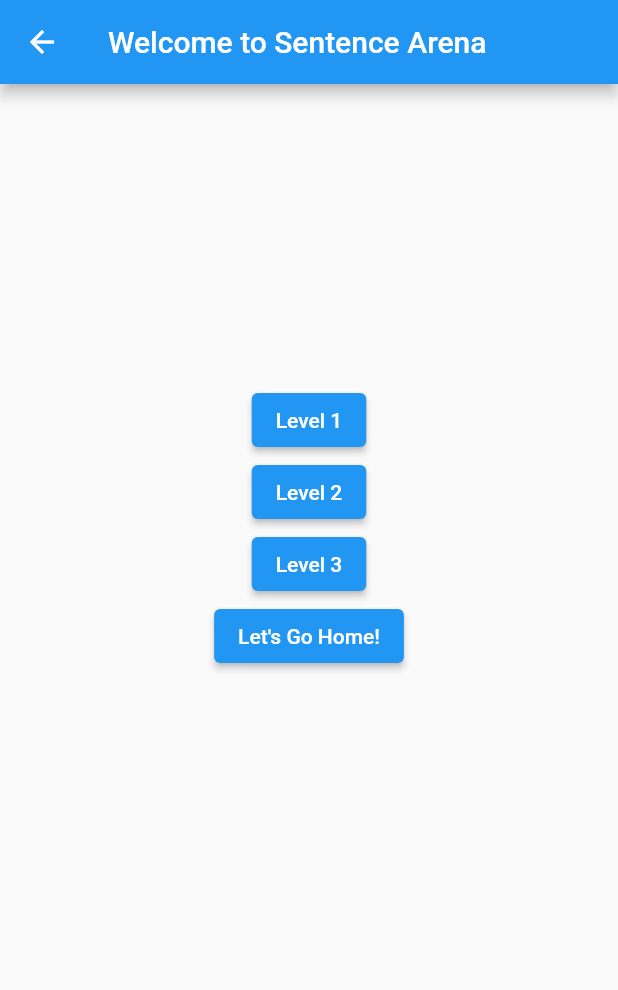
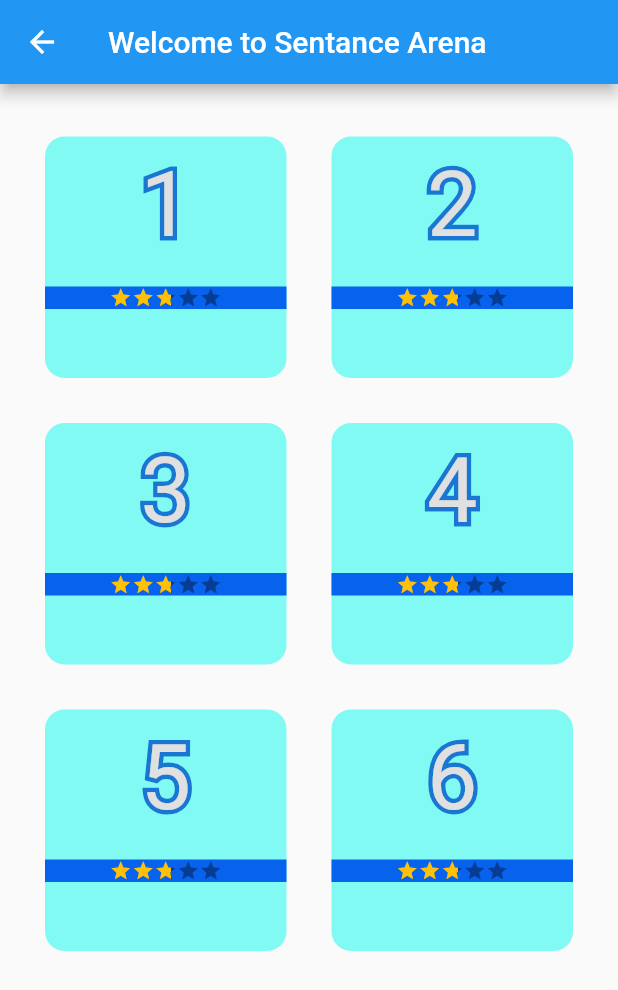
Before and after one commit to rishabhsingh20/speech-train, a Flutter app: the Home screen opened directly, after a tap on "Practice Sentences", on a phone screen of 412 x 824 dp. Shown: the top 990 px of the screen. Run offline on Flutter 3.47's test engine with Material 2 defaults, Android fonts, the phone set to English and light mode, and no system bars; drawn by our look-alikes of flutter_rating_bar; our stand-ins replace permission_handler; missing offline and left inert: flutter_sound, record.

Commit message:
improved levels page

```diff
--- a/lib/home.dart
+++ b/lib/home.dart
@@ -1,4 +1,5 @@
 import 'package:flutter/material.dart';
+import 'package:flutter_application_1/levels.dart';
 import 'package:flutter_application_1/screen/sentance.dart';
 
 class Home extends StatefulWidget {
@@ -47,7 +48,9 @@ class _HomeState extends State<Home> {
                       Navigator.push(
                         context,
                         MaterialPageRoute(
-                            builder: (context) => const FirstRoute()),
+                            builder: (context) => const GameMode(
+                                  mode: "Word",
+                                )),
                       );
                     },
                     child: Text(
@@ -69,7 +72,9 @@ class _HomeState extends State<Home> {
                       Navigator.push(
                         context,
                         MaterialPageRoute(
-                            builder: (context) => const SecondRoute()),
+                            builder: (context) => const GameMode(
+                                  mode: "Sentance",
+                                )),
                       );
                     },
                     child: Text(
@@ -101,7 +106,7 @@ class FirstRoute extends StatelessWidget {
         ),
         body: Center(
           child: Padding(
-              padding: EdgeInsets.fromLTRB(0, 200, 0, 0),
+              padding: EdgeInsets.fromLTRB(0, 10, 0, 0),
               child: Column(
                 children: <Widget>[
                   ElevatedButton(
@@ -148,48 +153,31 @@ class FirstRoute extends StatelessWidget {
   }
 }
 
-class SecondRoute extends StatelessWidget {
-  const SecondRoute({Key? key}) : super(key: key);
-
+class GameMode extends StatelessWidget {
+  const GameMode({Key? key, required this.mode}) : super(key: key);
+  final String mode;
   @override
   Widget build(BuildContext context) {
     return Scaffold(
         appBar: AppBar(
-          title: const Text('Welcome to Sentence Arena'),
+          title: Text('Welcome to $mode Arena'),
         ),
         body: Center(
           child: Padding(
-              padding: EdgeInsets.fromLTRB(0, 200, 0, 0),
-              child: Column(
-                children: <Widget>[
-                  ElevatedButton(
-                    onPressed: () {
-                      // Navigator.pop(context);
-                      // Navigate back to first route when tapped.
-                    },
-                    child: const Text('Level 1'),
-                  ),
-                  ElevatedButton(
-                    onPressed: () {
-                      // Navigator.pop(context);
-                      // Navigate back to first route when tapped.
-                    },
-                    child: const Text('Level 2'),
-                  ),
-                  ElevatedButton(
-                    onPressed: () {
-                      // Navigator.pop(context);
-                      // Navigate back to first route when tapped.
-                    },
-                    child: const Text('Level 3'),
-                  ),
-                  ElevatedButton(
-                    onPressed: () {
-                      Navigator.pop(context);
-                      // Navigate back to first route when tapped.
-                    },
-                    child: const Text('Let\'s Go Home!'),
-                  ),
+              padding: EdgeInsets.fromLTRB(0, 5, 0, 0),
+              child: GridView.count(
+                primary: false,
+                padding: const EdgeInsets.all(20),
+                crossAxisSpacing: 10,
+                mainAxisSpacing: 10,
+                crossAxisCount: 2,
+                children: const <Widget>[
+                  Level(level: 1),
+                  Level(level: 2),
+                  Level(level: 3),
+                  Level(level: 4),
+                  Level(level: 5),
+                  Level(level: 6),
                 ],
               )),
         ));
--- /dev/null
+++ b/lib/levels.dart
@@ -0,0 +1,71 @@
+import 'package:flutter/material.dart';
+import 'package:flutter_application_1/screen/sentance.dart';
+import 'package:flutter_rating_bar/flutter_rating_bar.dart';
+
+class Level extends StatelessWidget {
+  const Level({Key? key, required this.level}) : super(key: key);
+  final int level;
+  @override
+  Widget build(BuildContext context) {
+    //  widget.level; //access variable in the stateful widget above
+    return GestureDetector(
+        onTap: () {
+          Navigator.push(
+            context,
+            MaterialPageRoute(builder: (context) => const Sentance()),
+          );
+        },
+        child: Container(
+            alignment: Alignment.bottomCenter,
+            decoration: BoxDecoration(
+              borderRadius: BorderRadius.circular(13),
+              color: Color.fromARGB(255, 130, 250, 244),
+            ),
+            width: 80.0,
+            height: 80.0,
+            margin: const EdgeInsets.all(10.0),
+            padding: EdgeInsets.fromLTRB(0, 10, 0, 0),
+            child: Column(children: <Widget>[
+              Stack(
+                children: <Widget>[
+                  // Stroked text as border.
+                  Text(
+                    "$level",
+                    style: TextStyle(
+                      fontSize: 60,
+                      foreground: Paint()
+                        ..style = PaintingStyle.stroke
+                        ..strokeWidth = 6
+                        ..color = Colors.blue[700]!,
+                    ),
+                  ),
+                  // Solid text as fill.
+                  Text(
+                    '$level',
+                    style: TextStyle(
+                      fontSize: 60,
+                      color: Colors.grey[300],
+                    ),
+                  ),
+                ],
+              ),
+              Container(
+                  margin: EdgeInsets.fromLTRB(0, 20, 0, 0),
+                  alignment: Alignment.bottomCenter,
+                  color: Color.fromARGB(255, 7, 99, 238),
+                  child: RatingBarIndicator(
+                    rating: 2.75,
+                    itemBuilder: (context, index) => Icon(
+                      Icons.star,
+                      color: Colors.amber,
+                    ),
+                    itemCount: 5,
+                    itemSize: 15.0,
+                    // direction: Axis.horizontal,
+                    // itemPadding: EdgeInsets.fromLTRB(0, 3, 0, 0),
+                  )),
+            ])
+            // color: Colors.amber[600],
+            ));
+  }
+}
--- a/pubspec.yaml
+++ b/pubspec.yaml
@@ -30,13 +30,13 @@ dependencies:
   flutter:
     sdk: flutter
 
-
   # The following adds the Cupertino Icons font to your application.
   # Use with the CupertinoIcons class for iOS style icons.
   cupertino_icons: ^1.0.2
   record: ^3.0.3
   permission_handler: ^9.2.0
   flutter_sound: ^9.1.7
+  flutter_rating_bar: ^4.0.0
 
 dev_dependencies:
   flutter_test:
```
Also changed, not shown: pubspec.lock.
